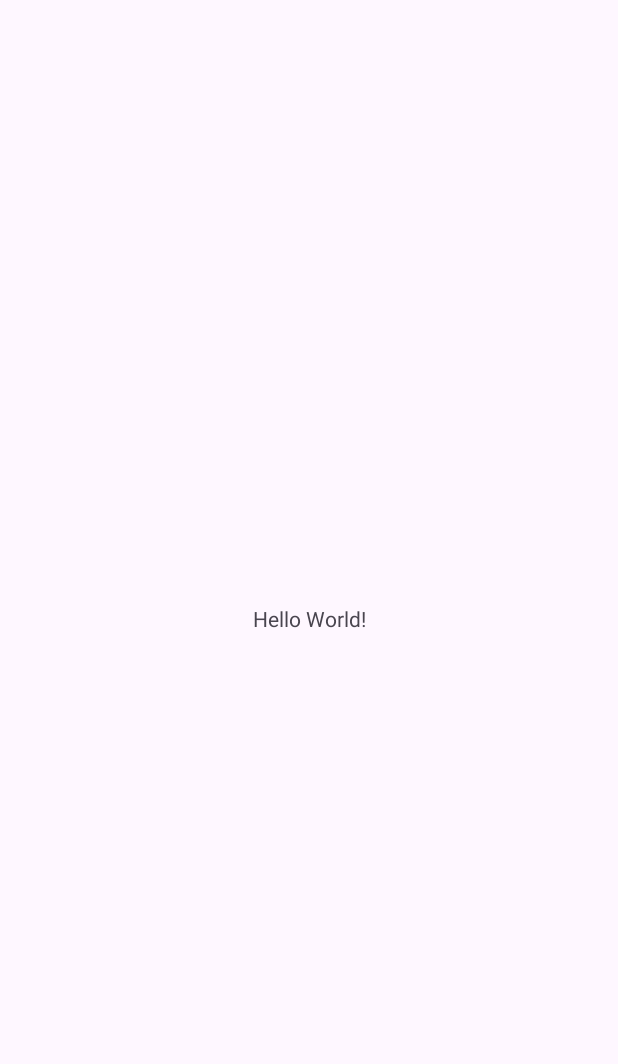
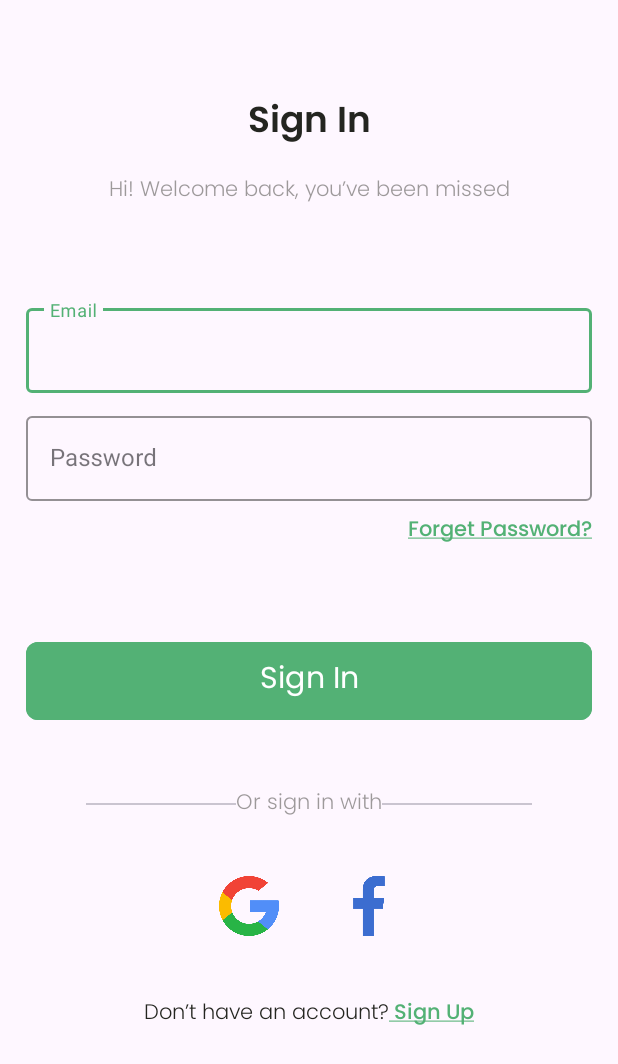
Before and after one commit to Mei-Habib/Meal-Planner, an Android app: the screen it shows after launch (MainActivity before the commit, SigninActivity after it), on a phone screen of 412 x 824 dp. Before the commit the part shown is almost empty. Shown: the top 1064 px of the screen. Run offline under Robolectric (Android 15) with nearby library versions, the phone set to English and light mode, and no system bars.

Commit message:
added sign in screen ui

```diff
--- a/app/build.gradle.kts
+++ b/app/build.gradle.kts
@@ -33,6 +33,12 @@ android {
 
 dependencies {
 
+    //Glide
+    implementation(libs.glide)
+    //Retrofit
+    implementation(libs.retrofit)
+    implementation(libs.converter.gson)
+    implementation(libs.gson)
     implementation(libs.appcompat)
     implementation(libs.material)
     implementation(libs.activity)
--- a/app/src/main/AndroidManifest.xml
+++ b/app/src/main/AndroidManifest.xml
@@ -13,7 +13,7 @@
         android:theme="@style/Theme.MealPlanner"
         tools:targetApi="31">
         <activity
-            android:name=".MainActivity"
+            android:name=".activities.SigninActivity"
             android:exported="true">
             <intent-filter>
                 <action android:name="android.intent.action.MAIN" />
--- /dev/null
+++ b/app/src/main/java/com/example/mealplanner/activities/SigninActivity.java
@@ -0,0 +1,18 @@
+package com.example.mealplanner.activities;
+
+import android.os.Bundle;
+
+import androidx.activity.EdgeToEdge;
+import androidx.annotation.Nullable;
+import androidx.appcompat.app.AppCompatActivity;
+import com.example.mealplanner.R;
+
+public class SigninActivity extends AppCompatActivity {
+
+    @Override
+    protected void onCreate(@Nullable Bundle savedInstanceState) {
+        super.onCreate(savedInstanceState);
+        EdgeToEdge.enable(this);
+        setContentView(R.layout.activity_signin);
+    }
+}
--- /dev/null
+++ b/app/src/main/res/font-v26/poppins.xml
@@ -0,0 +1,34 @@
+<?xml version="1.0" encoding="utf-8"?>
+<font-family xmlns:android="http://schemas.android.com/apk/res/android">
+
+    <font
+        android:font="@font/poppins_extra_bold"
+        android:fontStyle="normal"
+        android:fontWeight="800" />
+
+    <font
+        android:font="@font/poppins_light"
+        android:fontStyle="normal"
+        android:fontWeight="300" />
+
+    <font
+        android:font="@font/poppins_regular"
+        android:fontStyle="normal"
+        android:fontWeight="400" />
+
+    <font
+        android:font="@font/poppins_bold"
+        android:fontStyle="normal"
+        android:fontWeight="700" />
+
+    <font
+        android:font="@font/poppins_medium"
+        android:fontStyle="normal"
+        android:fontWeight="500" />
+
+    <font
+        android:font="@font/poppins_semi_bold"
+        android:fontStyle="normal"
+        android:fontWeight="600" />
+
+</font-family>
--- /dev/null
+++ b/app/src/main/res/font/poppins.xml
@@ -0,0 +1,35 @@
+<?xml version="1.0" encoding="utf-8"?>
+<font-family xmlns:android="http://schemas.android.com/apk/res/android">
+
+    <font
+        android:font="@font/poppins_extra_bold"
+        android:fontStyle="normal"
+        android:fontWeight="800" />
+
+    <font
+        android:font="@font/poppins_light"
+        android:fontStyle="normal"
+        android:fontWeight="300" />
+
+    <font
+        android:font="@font/poppins_regular"
+        android:fontStyle="normal"
+        android:fontWeight="400" />
+
+    <font
+        android:font="@font/poppins_bold"
+        android:fontStyle="normal"
+        android:fontWeight="700" />
+
+    <font
+        android:font="@font/poppins_medium"
+        android:fontStyle="normal"
+        android:fontWeight="500" />
+
+    <font
+        android:font="@font/poppins_semi_bold"
+        android:fontStyle="normal"
+        android:fontWeight="600" />
+
+
+</font-family>
--- /dev/null
+++ b/app/src/main/res/layout/activity_signin.xml
@@ -0,0 +1,192 @@
+<?xml version="1.0" encoding="utf-8"?>
+<androidx.constraintlayout.widget.ConstraintLayout xmlns:android="http://schemas.android.com/apk/res/android"
+    xmlns:app="http://schemas.android.com/apk/res-auto"
+    xmlns:tools="http://schemas.android.com/tools"
+    android:id="@+id/signin"
+    android:layout_width="match_parent"
+    android:layout_height="match_parent"
+    android:paddingHorizontal="17dp"
+    android:layout_marginTop="20dp"
+    tools:context=".activities.SigninActivity">
+
+
+    <TextView
+        android:id="@+id/tv_signin"
+        android:layout_width="wrap_content"
+        android:layout_height="wrap_content"
+        android:layout_marginTop="41dp"
+        android:fontFamily="@font/poppins_semi_bold"
+        android:text="@string/sign_in"
+        android:textColor="@color/black"
+        android:textSize="24sp"
+        app:layout_constraintEnd_toEndOf="parent"
+        app:layout_constraintStart_toStartOf="parent"
+        app:layout_constraintTop_toTopOf="parent" />
+
+    <TextView
+        android:id="@+id/tv_hi_welcome_back"
+        android:layout_width="wrap_content"
+        android:layout_height="wrap_content"
+        android:layout_marginTop="95dp"
+        android:fontFamily="@font/poppins_light"
+        android:text="@string/hi_welcome_back_you_ve_been_missed"
+        android:textColor="@color/light_grey"
+        android:textSize="14sp"
+        app:layout_constraintEnd_toEndOf="parent"
+        app:layout_constraintStart_toStartOf="parent"
+        app:layout_constraintTop_toTopOf="parent" />
+
+    <com.google.android.material.textfield.TextInputLayout
+        android:id="@+id/outlinedTextField_email"
+        style="@style/Widget.MaterialComponents.TextInputLayout.OutlinedBox"
+        android:layout_width="match_parent"
+        android:layout_height="wrap_content"
+        android:layout_marginTop="180dp"
+        app:boxStrokeColor="@color/green"
+        app:boxStrokeErrorColor="@color/red"
+        app:cursorColor="@color/green"
+        app:errorIconDrawable="@drawable/error"
+        app:helperTextTextColor="@color/light_grey"
+        app:hintTextColor="@color/green"
+        app:layout_constraintTop_toTopOf="parent">
+
+        <com.google.android.material.textfield.TextInputEditText
+            android:layout_width="match_parent"
+            android:layout_height="match_parent"
+            android:hint="@string/email"
+            android:inputType="textEmailAddress"
+            android:textColorHint="@color/light_grey" />
+    </com.google.android.material.textfield.TextInputLayout>
+
+    <com.google.android.material.textfield.TextInputLayout
+        android:id="@+id/outlinedTextField_password"
+        style="@style/Widget.MaterialComponents.TextInputLayout.OutlinedBox"
+        android:layout_width="match_parent"
+        android:layout_height="wrap_content"
+        android:layout_marginTop="10dp"
+        app:boxStrokeColor="@color/green"
+        app:boxStrokeErrorColor="@color/red"
+        app:cursorColor="@color/green"
+        app:endIconDrawable="@drawable/hidden_ic"
+        app:errorIconDrawable="@drawable/error"
+        app:helperTextTextColor="@color/light_grey"
+        app:hintTextColor="@color/green"
+        app:layout_constraintTop_toBottomOf="@id/outlinedTextField_email">
+
+        <com.google.android.material.textfield.TextInputEditText
+            android:layout_width="match_parent"
+            android:layout_height="match_parent"
+            android:hint="@string/password"
+            android:inputType="textPassword"
+            android:textColorHint="@color/light_grey" />
+    </com.google.android.material.textfield.TextInputLayout>
+
+    <TextView
+        android:layout_width="match_parent"
+        android:layout_height="wrap_content"
+        android:layout_marginTop="8dp"
+        android:fontFamily="@font/poppins_medium"
+        android:gravity="end"
+        android:text="@string/forget_password"
+        android:textColor="@color/green"
+        android:textSize="14sp"
+        app:layout_constraintEnd_toEndOf="parent"
+        app:layout_constraintTop_toBottomOf="@id/outlinedTextField_password" />
+
+    <com.google.android.material.button.MaterialButton
+        android:id="@+id/button_signin"
+        android:layout_width="match_parent"
+        android:layout_height="wrap_content"
+        android:layout_marginTop="90dp"
+        android:backgroundTint="@color/green"
+        android:fontFamily="@font/poppins_regular"
+        android:paddingVertical="9dp"
+        android:text="@string/sign_in"
+        android:textColor="@color/white"
+        android:textSize="20sp"
+        app:cornerRadius="8dp"
+        app:layout_constraintTop_toBottomOf="@id/outlinedTextField_password" />
+
+    <com.google.android.material.divider.MaterialDivider
+        android:id="@+id/divider_left"
+        android:layout_width="100dp"
+        android:layout_height="1dp"
+        app:layout_constraintBottom_toBottomOf="@id/tv_or_signin_with"
+        app:layout_constraintEnd_toStartOf="@id/tv_or_signin_with"
+        app:layout_constraintTop_toTopOf="@id/tv_or_signin_with" />
+
+    <TextView
+        android:id="@+id/tv_or_signin_with"
+        android:layout_width="wrap_content"
+        android:layout_height="wrap_content"
+        android:layout_marginTop="40dp"
+        android:fontFamily="@font/poppins_light"
+        android:text="@string/or_sign_in_with"
+        android:textColor="@color/light_grey"
+        android:textSize="14sp"
+        app:layout_constraintEnd_toEndOf="parent"
+        app:layout_constraintStart_toStartOf="parent"
+        app:layout_constraintTop_toBottomOf="@id/button_signin" />
+
+    <com.google.android.material.divider.MaterialDivider
+        android:id="@+id/divider_right"
+        android:layout_width="100dp"
+        android:layout_height="1dp"
+        app:layout_constraintBottom_toBottomOf="@id/tv_or_signin_with"
+        app:layout_constraintStart_toEndOf="@id/tv_or_signin_with"
+        app:layout_constraintTop_toTopOf="@id/tv_or_signin_with" />
+
+    <com.google.android.material.imageview.ShapeableImageView
+        android:id="@+id/imv_google"
+        android:layout_width="40dp"
+        android:layout_height="40dp"
+        android:layout_marginStart="150dp"
+        android:layout_marginTop="100dp"
+        app:layout_constraintEnd_toStartOf="@id/imv_facebook"
+        app:layout_constraintStart_toStartOf="parent"
+        app:layout_constraintTop_toBottomOf="@id/button_signin"
+        app:srcCompat="@drawable/google" />
+
+    <com.google.android.material.imageview.ShapeableImageView
+        android:id="@+id/imv_facebook"
+        android:layout_width="40dp"
+        android:layout_height="40dp"
+        android:layout_marginStart="40dp"
+        android:layout_marginTop="100dp"
+        android:layout_marginEnd="150dp"
+        app:layout_constraintEnd_toEndOf="parent"
+        app:layout_constraintStart_toEndOf="@id/imv_google"
+        app:layout_constraintTop_toBottomOf="@id/button_signin"
+        app:srcCompat="@drawable/facebook" />
+
+
+    <TextView
+        android:id="@+id/tv_dont_have_account"
+        android:layout_width="wrap_content"
+        android:layout_height="wrap_content"
+        android:layout_marginStart="90dp"
+        android:layout_marginTop="40dp"
+        android:fontFamily="@font/poppins_light"
+        android:text="@string/dont_have_an_account"
+        android:textColor="@color/black"
+        android:textSize="14sp"
+        app:layout_constraintEnd_toStartOf="@id/tv_signup_clickable"
+        app:layout_constraintStart_toStartOf="parent"
+        app:layout_constraintTop_toBottomOf="@id/imv_google" />
+
+    <TextView
+        android:id="@+id/tv_signup_clickable"
+        android:layout_width="wrap_content"
+        android:layout_height="wrap_content"
+        android:layout_marginTop="40dp"
+        android:layout_marginEnd="90dp"
+        android:fontFamily="@font/poppins_medium"
+        android:text="@string/sign_up"
+        android:textColor="@color/green"
+        android:textSize="14sp"
+        app:layout_constraintEnd_toEndOf="parent"
+        app:layout_constraintStart_toEndOf="@id/tv_dont_have_account"
+        app:layout_constraintTop_toBottomOf="@id/imv_google" />
+
+
+</androidx.constraintlayout.widget.ConstraintLayout>
--- a/app/src/main/res/values/colors.xml
+++ b/app/src/main/res/values/colors.xml
@@ -1,5 +1,8 @@
 <?xml version="1.0" encoding="utf-8"?>
 <resources>
-    <color name="black">#FF000000</color>
+    <color name="black">#242520</color>
     <color name="white">#FFFFFFFF</color>
+    <color name="light_grey">#96585653</color>
+    <color name="red">#FF0000</color>
+    <color name="green">#53B175</color>
 </resources>
--- a/app/src/main/res/values/strings.xml
+++ b/app/src/main/res/values/strings.xml
@@ -1,3 +1,13 @@
 <resources>
     <string name="app_name">MealPlanner</string>
+    <string name="sign_in">Sign In</string>
+    <string name="hi_welcome_back_you_ve_been_missed">Hi! Welcome back, you’ve been missed</string>
+    <string name="example_gmail">example@gmail.com</string>
+    <string name="email">Email</string>
+    <string name="required">*Required</string>
+    <string name="password">Password</string>
+    <string name="forget_password"><u>Forget Password?</u></string>
+    <string name="or_sign_in_with">&#32;Or sign in with&#32;</string>
+    <string name="dont_have_an_account">Don’t have an account? </string>
+    <string name="sign_up"><u>&#32;Sign Up</u></string>
 </resources>
```
Also changed, not shown: gradle/libs.versions.toml (+7 -0 lines), app/src/main/res/drawable/error.png (added), app/src/main/res/drawable/facebook.png (added), app/src/main/res/drawable/google.png (added), app/src/main/res/drawable/hidden_ic.png (added), app/src/main/res/font/outfit_bold.ttf (added), app/src/main/res/font/poppins_bold.ttf (added), app/src/main/res/font/poppins_extra_bold.ttf (added), app/src/main/res/font/poppins_light.ttf (added), app/src/main/res/font/poppins_medium.ttf (added), app/src/main/res/font/poppins_regular.ttf (added), app/src/main/res/font/poppins_semi_bold.ttf (added).
